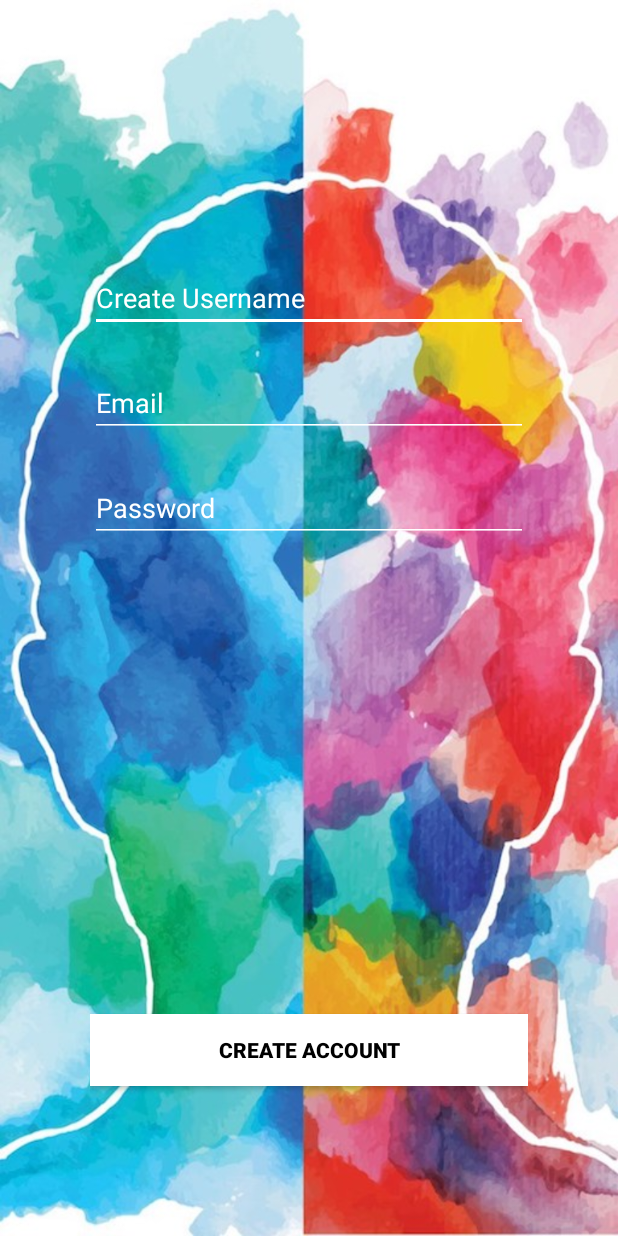
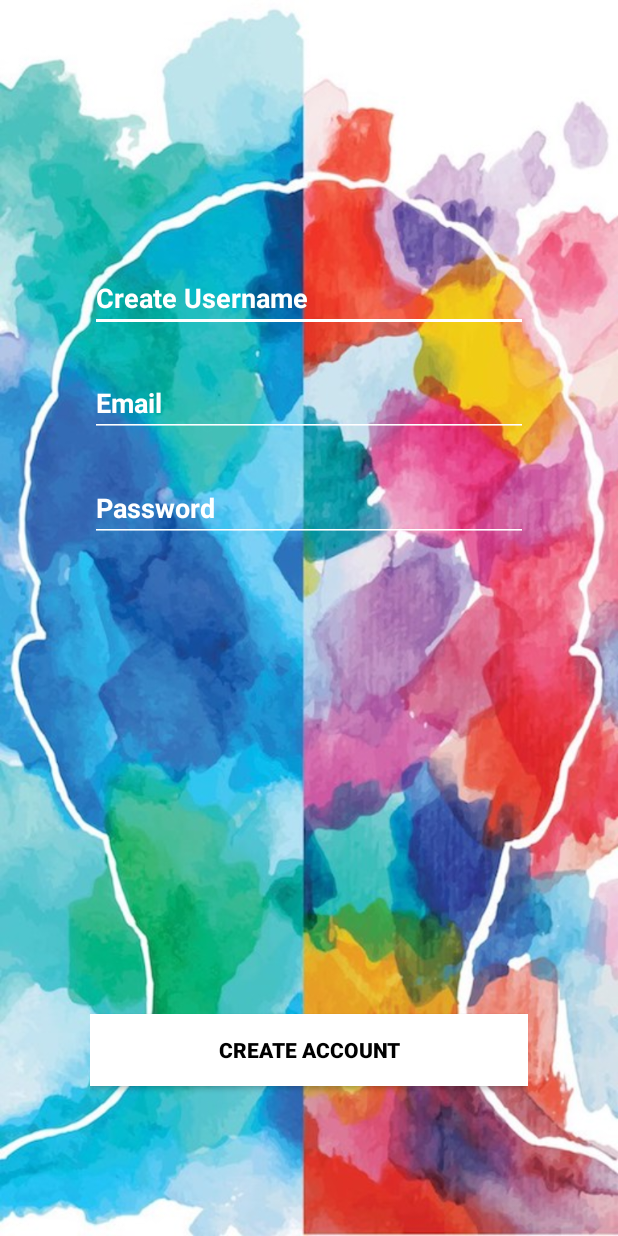
Before and after one commit to ealmonte102/CUNY_Hackathon2018, an Android app: the layout activity_signup.xml on its own in the app's theme, with its tools: preview values and no code run, on a phone screen of 412 x 824 dp. Run offline under Robolectric (Android 15) with nearby library versions, the phone set to English and light mode, and no system bars.

Commit message:
Merge branch 'master' of https://github.com/ealmonte102/CUNY_Hackathon2018
# Conflicts:
#	app/build.gradle
#	app/src/main/res/values/dimens.xml
#	app/src/main/res/values/strings.xml

```diff
--- a/app/src/main/res/layout/activity_signup.xml
+++ b/app/src/main/res/layout/activity_signup.xml
@@ -8,7 +8,6 @@
     android:paddingTop="56dp"
     android:paddingLeft="60dp"
     android:paddingRight="60dp">
-    >
 
     <EditText
         android:id="@+id/username"
@@ -19,9 +18,8 @@
         android:layout_marginTop="120dp"
         android:hint="Create Username"
         android:textColorHint="@android:color/white"
-        android:textStyleHint="bold"
-        android:backgroundTint="@android:color/white"
-        android:backgroundTintStyle="bold"/>
+        android:textStyle="bold"
+        android:backgroundTint="@android:color/white"/>
 
     <EditText
         android:id="@+id/email"
@@ -31,10 +29,8 @@
         android:layout_marginTop="190dp"
         android:hint="Email"
         android:textColorHint="@android:color/white"
-        android:textStyleHint="bold"
+        android:textStyle="bold"
         android:backgroundTint="@android:color/white"
-        android:backgroundTintSyle="bold"
-
         />
 
     <EditText
@@ -46,9 +42,8 @@
         android:inputType="textPassword"
         android:hint="Password"
         android:textColorHint="@android:color/white"
-        android:textStyleHint="bold"
-        android:backgroundTint="@android:color/white"
-        android:backgroundTintSyle="bold"/>
+        android:textStyle="bold"
+        android:backgroundTint="@android:color/white"/>
 
 
 
```
